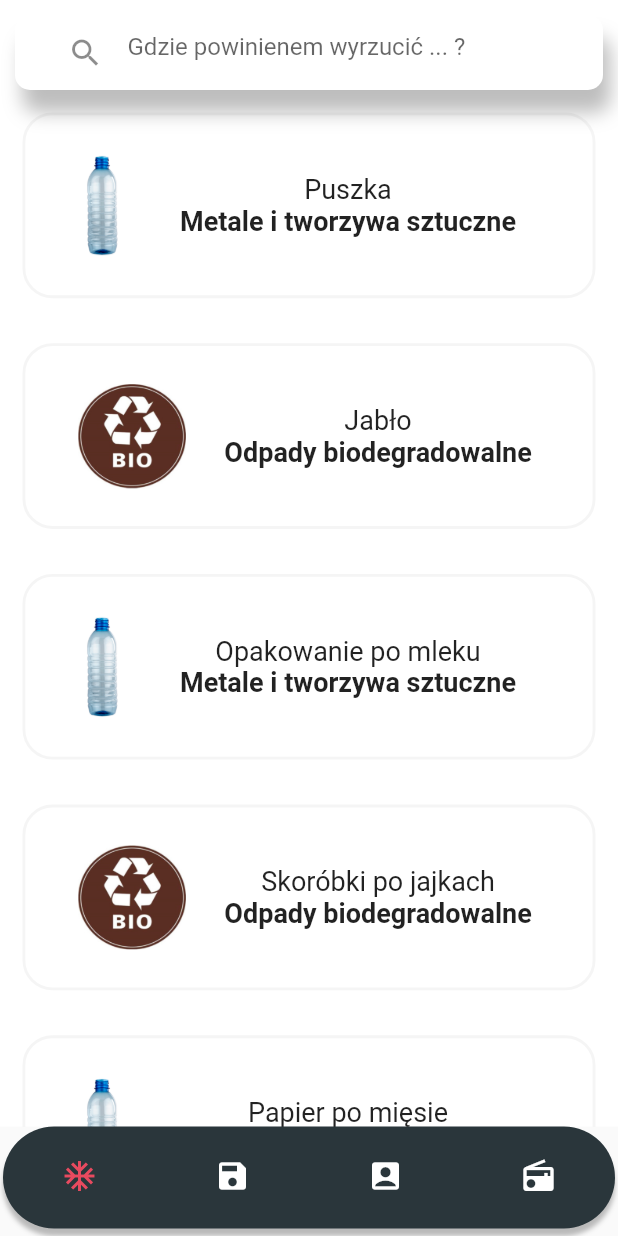
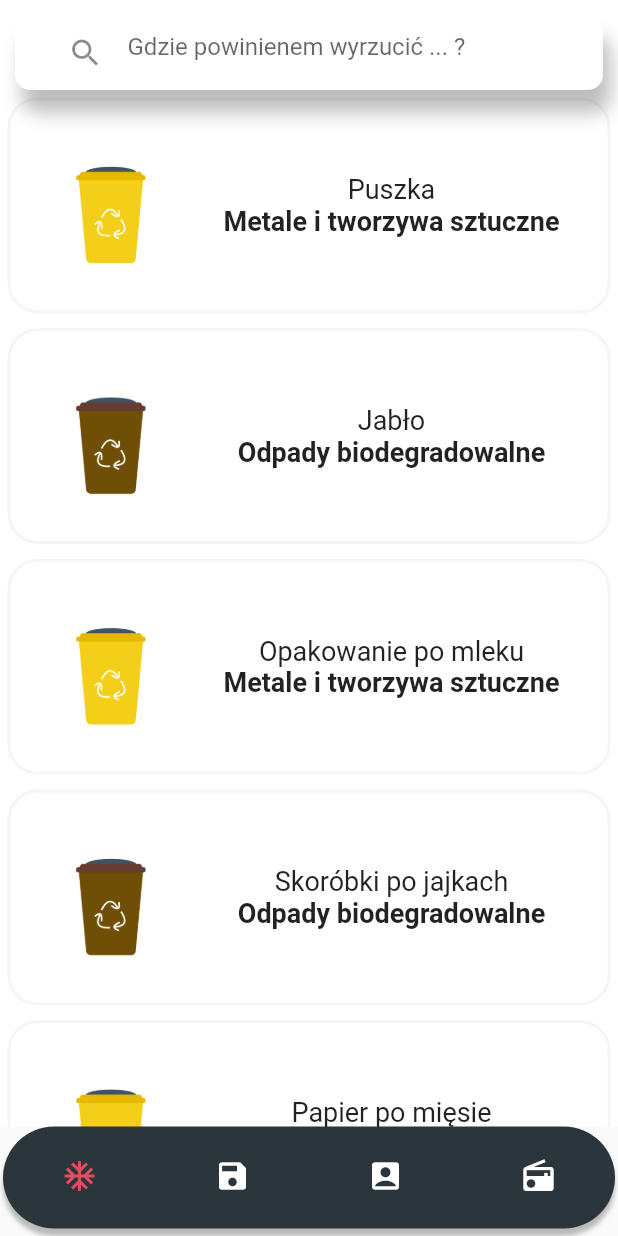
Before and after one commit to ciakarellas/recycling_app, a Flutter app: the screen it shows after launch, on a phone screen of 412 x 824 dp. Run offline on Flutter 3.47's test engine with Material 2 defaults, Android fonts, the phone set to English and light mode, and no system bars.

Commit message:
adding new graphics and change display in trashList

```diff
--- a/lib/Provider/recycling_provider.dart
+++ b/lib/Provider/recycling_provider.dart
@@ -16,15 +16,15 @@ class RecyclingProvider extends ChangeNotifier {
   List<Map> _data = [
     {
       'name': 'Metale i tworzywa sztuczne',
-      'img': 'assets/plastic-bottle.png',
+      'img': 'assets/plastik_metal.png',
     },
     {
       'name': 'Szkło',
-      'img': 'assets/Glass-Bottle.png',
+      'img': 'assets/szklo.png',
     },
     {
       'name': 'Papier',
-      'img': 'assets/carton-box.png',
+      'img': 'assets/papier.png',
     },
     {
       'name': 'Odpady biodegradowalne',
@@ -32,7 +32,7 @@ class RecyclingProvider extends ChangeNotifier {
     },
     {
       'name': 'Odpady zmieszane',
-      'img': 'assets/bio.png',
+      'img': 'assets/zmieszane.png',
     },
 {
       'name': 'PSZOK',
--- a/lib/Provider/trash_provider.dart
+++ b/lib/Provider/trash_provider.dart
@@ -4,46 +4,46 @@ import 'package:recycling_app/Model/trash.dart';
 
 class TrashProvider extends ChangeNotifier{
   List<Trash> _trashList = [
-    Trash('Puszka', 'Metale i tworzywa sztuczne', '', 'assets/plastic-bottle.png', ),
+    Trash('Puszka', 'Metale i tworzywa sztuczne', '', 'assets/plastik_metal.png', ),
     Trash('Jabło', 'Odpady biodegradowalne', '','assets/bio.png'),
-    Trash('Opakowanie po mleku', 'Metale i tworzywa sztuczne', '', 'assets/plastic-bottle.png'),
+    Trash('Opakowanie po mleku', 'Metale i tworzywa sztuczne', '', 'assets/plastik_metal.png'),
     Trash('Skoróbki po jajkach', 'Odpady biodegradowalne', '', 'assets/bio.png'),
-    Trash('Papier po mięsie', 'Metale i tworzywa sztuczne', '', 'assets/plastic-bottle.png'),
-    Trash('Opony', 'PSZOK', '', 'assets/Glass-Bottle.png'),
-    Trash('Baterie', 'PSZOK', '', 'assets/Glass-Bottle.png'),
-    Trash('Karton', 'Papier', '', 'assets/Glass-Bottle.png'),
-    Trash('Butelka', 'Szkło', '', 'assets/Glass-Bottle.png'),
-    Trash('Puszka', 'Metale i tworzywa sztuczne', '', 'assets/plastic-bottle.png'),
-    Trash('Butelka', 'Szkło', '', 'assets/Glass-Bottle.png'),
-    Trash('Butelka', 'Szkło', '', 'assets/Glass-Bottle.png'),
-    Trash('Butelka', 'Szkło', '', 'assets/Glass-Bottle.png'),
-    Trash('Butelka', 'Szkło', '', 'assets/Glass-Bottle.png'),
-    Trash('Puszka', 'Metale i tworzywa sztuczne', '', 'assets/plastic-bottle.png'),
-    Trash('Puszka', 'Metale i tworzywa sztuczne', '', 'assets/plastic-bottle.png'),
-    Trash('Puszka', 'Metale i tworzywa sztuczne', '', 'assets/plastic-bottle.png'),
-    Trash('Puszka', 'Metale i tworzywa sztuczne', '', 'assets/plastic-bottle.png'),
-    Trash('Puszka', 'Metale i tworzywa sztuczne', '', 'assets/plastic-bottle.png'),
-    Trash('Puszka', 'Metale i tworzywa sztuczne', '', 'assets/plastic-bottle.png'),
-    Trash('Puszka', 'Metale i tworzywa sztuczne', '', 'assets/plastic-bottle.png'),
-    Trash('Puszka', 'Metale i tworzywa sztuczne', '', 'assets/plastic-bottle.png'),
-    Trash('Puszka', 'Metale i tworzywa sztuczne', '', 'assets/plastic-bottle.png'),
-    Trash('Puszka', 'Metale i tworzywa sztuczne', '', 'assets/plastic-bottle.png'),
-    Trash('Puszka', 'Metale i tworzywa sztuczne', '', 'assets/plastic-bottle.png'),
-    Trash('Puszka', 'Metale i tworzywa sztuczne', '', 'assets/plastic-bottle.png'),
-    Trash('Puszka', 'Metale i tworzywa sztuczne', '', 'assets/plastic-bottle.png'),
-    Trash('Puszka', 'Metale i tworzywa sztuczne', '', 'assets/plastic-bottle.png'),
-    Trash('Puszka', 'Metale i tworzywa sztuczne', '', 'assets/plastic-bottle.png'),
-    Trash('Puszka', 'Metale i tworzywa sztuczne', '', 'assets/plastic-bottle.png'),
-    Trash('Puszka', 'Metale i tworzywa sztuczne', '', 'assets/plastic-bottle.png'),
-    Trash('Puszka', 'Metale i tworzywa sztuczne', '', 'assets/plastic-bottle.png'),
-    Trash('Puszka', 'Metale i tworzywa sztuczne', '', 'assets/plastic-bottle.png'),
-    Trash('Puszka', 'Metale i tworzywa sztuczne', '', 'assets/plastic-bottle.png'),
-    Trash('Puszka', 'Metale i tworzywa sztuczne', '', 'assets/plastic-bottle.png'),
-    Trash('Puszka', 'Metale i tworzywa sztuczne', '', 'assets/plastic-bottle.png'),
-    Trash('Puszka', 'Metale i tworzywa sztuczne', '', 'assets/plastic-bottle.png'),
-    Trash('Puszka', 'Metale i tworzywa sztuczne', '', 'assets/plastic-bottle.png'),
-    Trash('Puszka', 'Metale i tworzywa sztuczne', '', 'assets/plastic-bottle.png'),
-    Trash('Puszka', 'Metale i tworzywa sztuczne', '', 'assets/plastic-bottle.png'),
+    Trash('Papier po mięsie', 'Metale i tworzywa sztuczne', '', 'assets/plastik_metal.png'),
+    Trash('Opony', 'PSZOK', '', 'assets/szklo.png'),
+    Trash('Baterie', 'PSZOK', '', 'assets/szklo.png'),
+    Trash('Karton', 'Papier', '', 'assets/papier.png'),
+    Trash('Butelka', 'Szkło', '', 'assets/szklo.png'),
+    Trash('Puszka', 'Metale i tworzywa sztuczne', '', 'assets/plastik_metal.png'),
+    Trash('Butelka', 'Szkło', '', 'assets/szklo.png'),
+    Trash('Butelka', 'Szkło', '', 'assets/szklo.png'),
+    Trash('Butelka', 'Szkło', '', 'assets/szklo.png'),
+    Trash('Butelka', 'Szkło', '', 'assets/szklo.png'),
+    Trash('Puszka', 'Metale i tworzywa sztuczne', '', 'assets/plastik_metal.png'),
+    Trash('Puszka', 'Metale i tworzywa sztuczne', '', 'assets/plastik_metal.png'),
+    Trash('Puszka', 'Metale i tworzywa sztuczne', '', 'assets/plastik_metal.png'),
+    Trash('Puszka', 'Metale i tworzywa sztuczne', '', 'assets/plastik_metal.png'),
+    Trash('Puszka', 'Metale i tworzywa sztuczne', '', 'assets/plastik_metal.png'),
+    Trash('Puszka', 'Metale i tworzywa sztuczne', '', 'assets/plastik_metal.png'),
+    Trash('Puszka', 'Metale i tworzywa sztuczne', '', 'assets/plastik_metal.png'),
+    Trash('Puszka', 'Metale i tworzywa sztuczne', '', 'assets/plastik_metal.png'),
+    Trash('Puszka', 'Metale i tworzywa sztuczne', '', 'assets/plastik_metal.png'),
+    Trash('Puszka', 'Metale i tworzywa sztuczne', '', 'assets/plastik_metal.png'),
+    Trash('Puszka', 'Metale i tworzywa sztuczne', '', 'assets/plastik_metal.png'),
+    Trash('Puszka', 'Metale i tworzywa sztuczne', '', 'assets/plastik_metal.png'),
+    Trash('Puszka', 'Metale i tworzywa sztuczne', '', 'assets/plastik_metal.png'),
+    Trash('Puszka', 'Metale i tworzywa sztuczne', '', 'assets/plastik_metal.png'),
+    Trash('Puszka', 'Metale i tworzywa sztuczne', '', 'assets/plastik_metal.png'),
+    Trash('Puszka', 'Metale i tworzywa sztuczne', '', 'assets/plastik_metal.png'),
+    Trash('Puszka', 'Metale i tworzywa sztuczne', '', 'assets/plastik_metal.png'),
+    Trash('Puszka', 'Metale i tworzywa sztuczne', '', 'assets/plastik_metal.png'),
+    Trash('Puszka', 'Metale i tworzywa sztuczne', '', 'assets/plastik_metal.png'),
+    Trash('Puszka', 'Metale i tworzywa sztuczne', '', 'assets/plastik_metal.png'),
+    Trash('Puszka', 'Metale i tworzywa sztuczne', '', 'assets/plastik_metal.png'),
+    Trash('Puszka', 'Metale i tworzywa sztuczne', '', 'assets/plastik_metal.png'),
+    Trash('Puszka', 'Metale i tworzywa sztuczne', '', 'assets/plastik_metal.png'),
+    Trash('Puszka', 'Metale i tworzywa sztuczne', '', 'assets/plastik_metal.png'),
+    Trash('Puszka', 'Metale i tworzywa sztuczne', '', 'assets/plastik_metal.png'),
+    Trash('Puszka', 'Metale i tworzywa sztuczne', '', 'assets/plastik_metal.png'),
 
     ];
 
--- a/lib/Widget/bucketList.dart
+++ b/lib/Widget/bucketList.dart
@@ -16,18 +16,18 @@ class BucketList extends StatelessWidget {
             itemCount: trashProvider.trashList.length,
             itemBuilder: (BuildContext context, item){
               return Container(
-                margin: EdgeInsets.all(15),
+                margin: EdgeInsets.all(5),
                 decoration: BoxDecoration(
                   border: Border.all(color: Colors.grey[100] ,width: 1.9),
                   borderRadius: BorderRadius.circular(20)
                 ),
-                padding: EdgeInsets.fromLTRB(15,25,15,25),
+                padding: EdgeInsets.fromLTRB(5,20,5,20),
                 child: Container(
                   child: Row(
                     children: <Widget>[
                       Container(
-                        padding: EdgeInsets.only(left:20),
-                        height: 70,
+                        padding: EdgeInsets.only(left:10),
+                        height: 100,
                         child: Image(
                           image: AssetImage(trashProvider.trashList[item].picUrl),
                           fit: BoxFit.contain,
@@ -67,18 +67,18 @@ class BucketList extends StatelessWidget {
             itemCount: trashProvider.searchingList.length,
             itemBuilder: (BuildContext context, item){
               return Container(
-                margin: EdgeInsets.all(15),
+                margin: EdgeInsets.all(5),
                 decoration: BoxDecoration(
                   border: Border.all(color: Colors.grey[100] ,width: 1.9),
                   borderRadius: BorderRadius.circular(20)
                 ),
-                padding: EdgeInsets.fromLTRB(15,25,15,25),
+                padding: EdgeInsets.fromLTRB(5,20,5,20),
                 child: Container(
                   child: Row(
                     children: <Widget>[
                       Container(
-                        padding: EdgeInsets.only(left:20),
-                        height: 70,
+                        padding: EdgeInsets.only(left:10),
+                        height: 100,
                         child: Image(
                           image: AssetImage(trashProvider.searchingList[item].picUrl),
                           fit: BoxFit.contain,
```
Also changed, not shown: pubspec.yaml (+4 -3 lines), assets/bio.png, assets/bio.svg (added), assets/bio_last.png (added), assets/papier.png (added), assets/papier.svg (added), assets/plastik_metal.png (added), assets/plastik_metal.svg (added), assets/szklo.png (added), assets/szklo.svg (added), assets/zmieszane.png (added), assets/zmieszane.svg (added).
